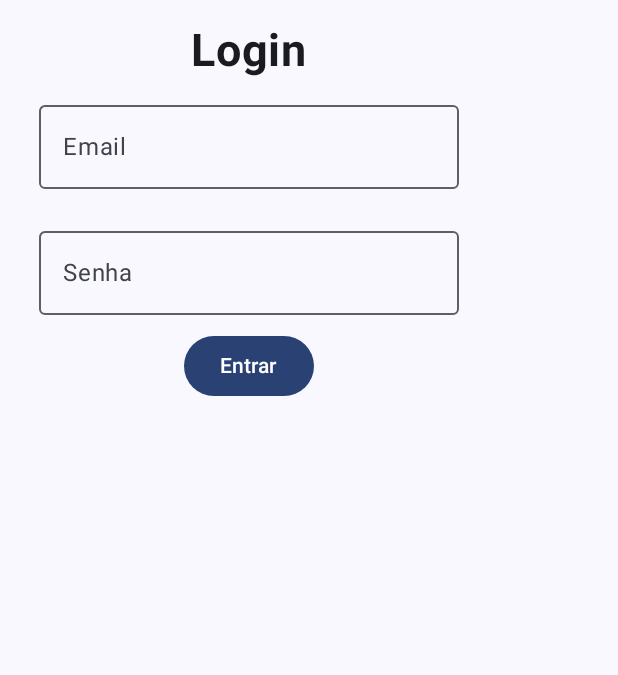
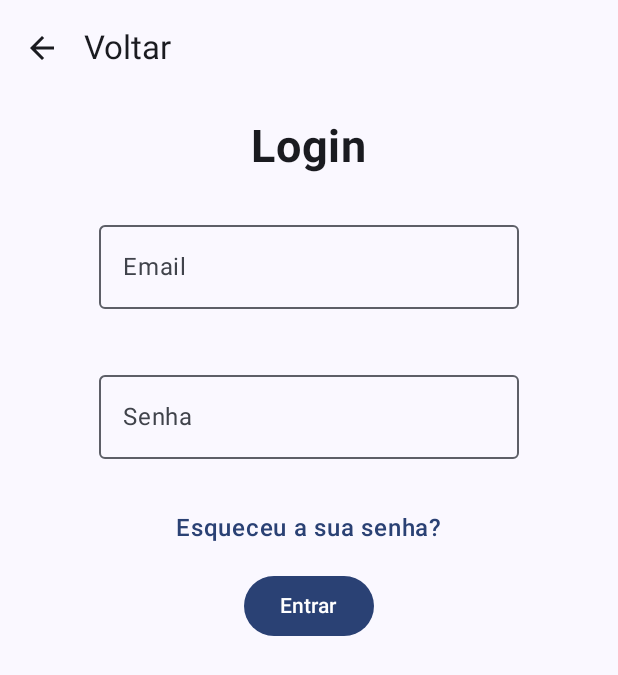
Before and after one commit to sophiagodoy/PI3-Turma01-Grupo03, an Android app built with Jetpack Compose: the SignInActivity screen opened directly, with no data from a screen before it, on a phone screen of 412 x 824 dp. Shown: the top 675 px of the screen. Run offline under Robolectric (Android 15) with nearby library versions, the phone set to English and light mode, and no system bars; our stand-ins replace Firebase (no records; nobody signed in at launch, a user with empty details on screens opened directly).

Commit message:
SignInActivity.kt Corrigido perante o solicitado

```diff
--- a/app/src/main/java/br/com/ibm/superid/SignInActivity.kt
+++ b/app/src/main/java/br/com/ibm/superid/SignInActivity.kt
@@ -8,13 +8,20 @@ import android.util.Log
 import androidx.activity.ComponentActivity
 import androidx.activity.compose.setContent
 import androidx.activity.enableEdgeToEdge
+import androidx.compose.foundation.clickable
 import androidx.compose.foundation.layout.Column
 import androidx.compose.foundation.layout.fillMaxSize
 import androidx.compose.foundation.layout.padding
+import androidx.compose.material.icons.Icons
+import androidx.compose.material.icons.automirrored.filled.ArrowBack
 import androidx.compose.material3.Button
+import androidx.compose.material3.ExperimentalMaterial3Api
+import androidx.compose.material3.Icon
+import androidx.compose.material3.IconButton
 import androidx.compose.material3.OutlinedTextField
 import androidx.compose.material3.Scaffold
 import androidx.compose.material3.Text
+import androidx.compose.material3.TopAppBar
 import androidx.compose.runtime.Composable
 import androidx.compose.runtime.getValue
 import androidx.compose.runtime.mutableStateOf
@@ -22,13 +29,15 @@ import androidx.compose.runtime.remember
 import androidx.compose.runtime.setValue
 import androidx.compose.ui.Alignment
 import androidx.compose.ui.Modifier
-import androidx.compose.ui.platform.LocalContext
 import androidx.compose.ui.text.font.FontWeight
+import androidx.compose.ui.text.input.PasswordVisualTransformation
 import androidx.compose.ui.unit.dp
 import androidx.compose.ui.unit.sp
 import br.com.ibm.superid.ui.theme.SuperIDTheme
 import com.google.firebase.auth.ktx.auth
 import com.google.firebase.ktx.Firebase
+import androidx.compose.foundation.layout.Arrangement
+import androidx.compose.material3.MaterialTheme
 
 /**
  * Activity responsável pela tela de login (SignIn).
@@ -40,59 +49,65 @@ class SignInActivity : ComponentActivity() {
         enableEdgeToEdge()
         setContent {
             SuperIDTheme {
-                Scaffold(modifier = Modifier.fillMaxSize()) { innerPadding ->
-                    // Chama o composable SignIn, passando o padding interno do Scaffold
-                    SignIn(
-                        modifier = Modifier.padding(innerPadding)
+                SignInScreen(
+                    onBackPressed = { finish() },
+                    onSignInComplete = {
+                        startActivity(Intent(this, MainActivity::class.java))
+                        finish()
+                    },
+                    onForgotPassword = {
+                        startActivity(Intent(this, ForgotPasswordActivity::class.java))
+                    }
                 )
-                }
             }
         }
     }
 }
 
 /**
- * Realiza a autenticação do usuário no Firebase Auth utilizando email e senha.
- * @param email    Endereço de e-mail informado pelo usuário.
- * @param password Senha informada pelo usuário.
+ * Função composable que define a interface de login com TopAppBar.
+ * @param modifier Modificador para personalizar o layout do composable.
+ * @param onBackPressed Callback para ação de voltar
+ * @param onSignInComplete Callback para quando o login é concluído com sucesso
  */
-fun signInWithFirebase(email: String, password: String) {
-    // Obtém a instância do Firebase Auth
-    val auth = Firebase.auth
-
-    // Tenta autenticar o usuário com as credenciais fornecidas
-    auth.signInWithEmailAndPassword(email, password)
-        .addOnCompleteListener { task ->
-            // Se a autenticação for bem-sucedida...
-            if (task.isSuccessful) {
-                // Obtém o usuário autenticado
-                val user = task.result?.user
-                // Registra no log o sucesso do login e o UID do usuário
-                Log.i("AUTH", "Login realizado com sucesso. UID: ${user?.uid}")
-            } else {
-                // Em caso de falha, registra o erro no log, informando a exceção ocorrida
-                Log.e("AUTH", "Falha ao fazer login.", task.exception)
-            }
-        }
-}
-
-/**
- * Função composable que define a interface de login.
- * @param modifier Modificador para personalizar o layout do composable.
- */
+@OptIn(ExperimentalMaterial3Api::class)
 @Composable
-fun SignIn(modifier: Modifier = Modifier) {
-    //criar variável para poder trocar de tela
-    val context = LocalContext.current
-    // Estados para armazenar os valores digitados nos campos de email e senha
+fun SignInScreen(
+    modifier: Modifier = Modifier,
+    onBackPressed: () -> Unit = {},
+    onSignInComplete: () -> Unit,
+    onForgotPassword: () -> Unit = {}
+) {
     var email by remember { mutableStateOf("") }
     var password by remember { mutableStateOf("") }
 
-    // Utiliza uma Column para organizar os componentes verticalmente
+    // Seta pra voltar para WelcomeActivity
+    Scaffold(
+        topBar = {
+            // "Função" para que tenha um elemento no topo da tela que possa ser clicado
+            TopAppBar(
+                title = { Text("Voltar") },
+                navigationIcon = {
+                    IconButton(onClick = onBackPressed) {
+                        // Icone de uma setar de voltar utilizada para a tela anterior
+                        Icon(
+                            imageVector = Icons.AutoMirrored.Filled.ArrowBack,
+                            contentDescription = "Voltar"
+                        )
+                    }
+                }
+            )
+        }
+    ) { innerPadding ->
         Column(
-        modifier = modifier.padding(16.dp),
+            modifier = modifier
+                .fillMaxSize()
+                .padding(innerPadding)
+                .padding(16.dp),
+            verticalArrangement = Arrangement.spacedBy(16.dp),
             horizontalAlignment = Alignment.CenterHorizontally
         ) {
+
             // Exibe o título da tela de login com fonte grande e em negrito
             Text(
                 text = "Login",
@@ -105,7 +120,7 @@ fun SignIn(modifier: Modifier = Modifier) {
                 modifier = Modifier.padding(10.dp),
                 value = email,
                 onValueChange = { email = it },
-            label = { Text(text = "Email") }
+                label = { Text("Email") }
             )
 
             // Campo de entrada para a senha do usuário
@@ -113,21 +128,43 @@ fun SignIn(modifier: Modifier = Modifier) {
                 modifier = Modifier.padding(10.dp),
                 value = password,
                 onValueChange = { password = it },
-            label = { Text(text = "Senha") }
+                label = { Text("Senha") },
+                visualTransformation = PasswordVisualTransformation()
+            )
+
+            // Campo para a recuperação de senha
+            Text(
+                text = "Esqueceu a sua senha?",
+                modifier = Modifier
+                    .padding(top = 8.dp)
+                    .clickable { onForgotPassword() },
+                color = MaterialTheme.colorScheme.primary,
+                fontWeight = FontWeight.Medium
             )
 
             // Botão para acionar o login
             Button(
                 onClick = {
-                // Ao clicar, chama a função de autenticação passando email e senha
-                //leva para a tela principal
-                signInWithFirebase(email, password)
-                val intent = Intent(context, MainActivity::class.java)
-                context.startActivity(intent)
+                    if (email.isNotBlank() && password.isNotBlank()) {
+                        // Ve se os campos de email e senha não estão em branco
+                        Log.i("Login", "Tentando login com email: $email")
+                        // Faz a conexao com o firebase
+                        Firebase.auth.signInWithEmailAndPassword(email, password)
+                            .addOnCompleteListener { task ->
+                                if (task.isSuccessful) {
+                                    Log.i("Login", "Login bem-sucedido")
+                                    onSignInComplete()
+                                } else {
+                                    Log.i("Login", "Falha no login: ${task.exception?.message}")
+                                }
+                            }
+                    } else {
+                        Log.i("Login", "Campos de email ou senha estão em branco")
+                    }
                 }
             ) {
-            // Texto exibido dentro do botão
-            Text(text = "Entrar")
+                Text("Entrar")
             }
         }
     }
+}
--- a/app/src/main/res/values/strings.xml
+++ b/app/src/main/res/values/strings.xml
@@ -4,4 +4,5 @@
     <string name="title_activity_main">MainActivity</string>
     <string name="title_activity_welcome">WelcomeActivity</string>
     <string name="title_activity_access_option">AccessOptionActivity</string>
+    <string name="title_activity_forgot_password">ForgotPasswordActivity</string>
 </resources>
```
Also changed, not shown: app/src/main/AndroidManifest.xml (+18 -12 lines), app/src/main/java/br/com/ibm/superid/ForgotPasswordActivity.kt (added, +37 -0 lines). Lines whose indentation alone changed are shown as unchanged.
